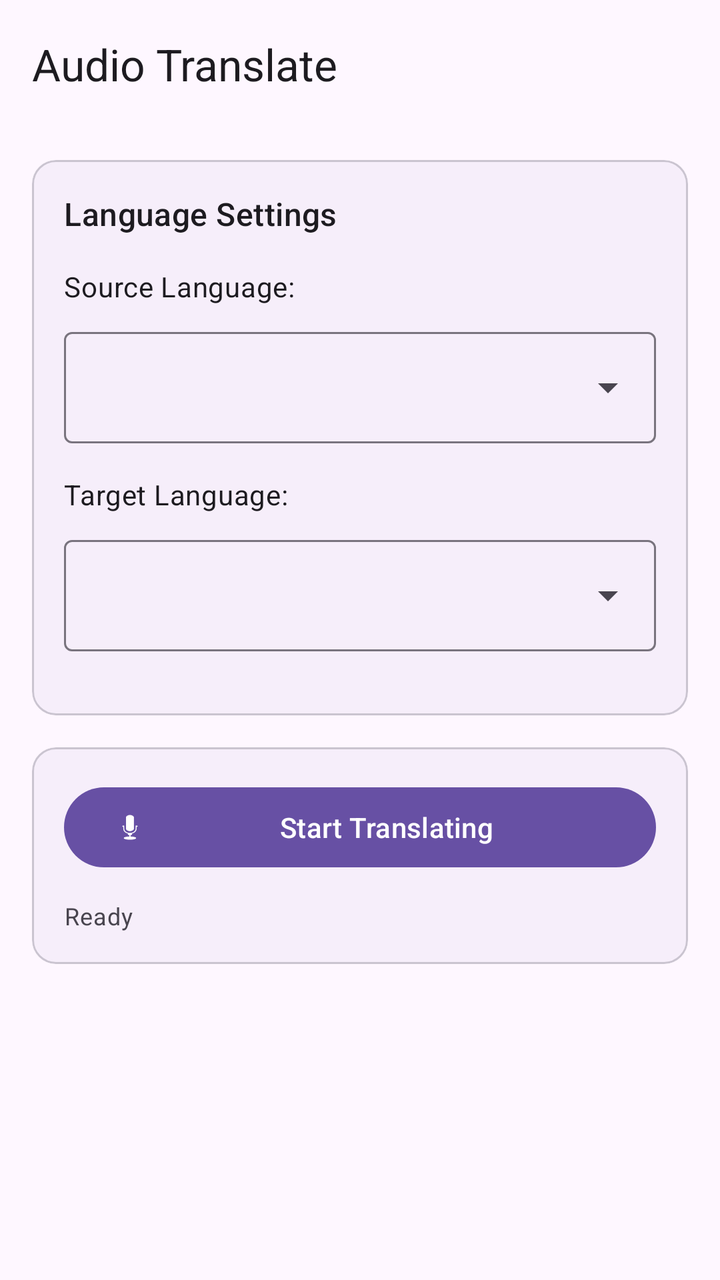
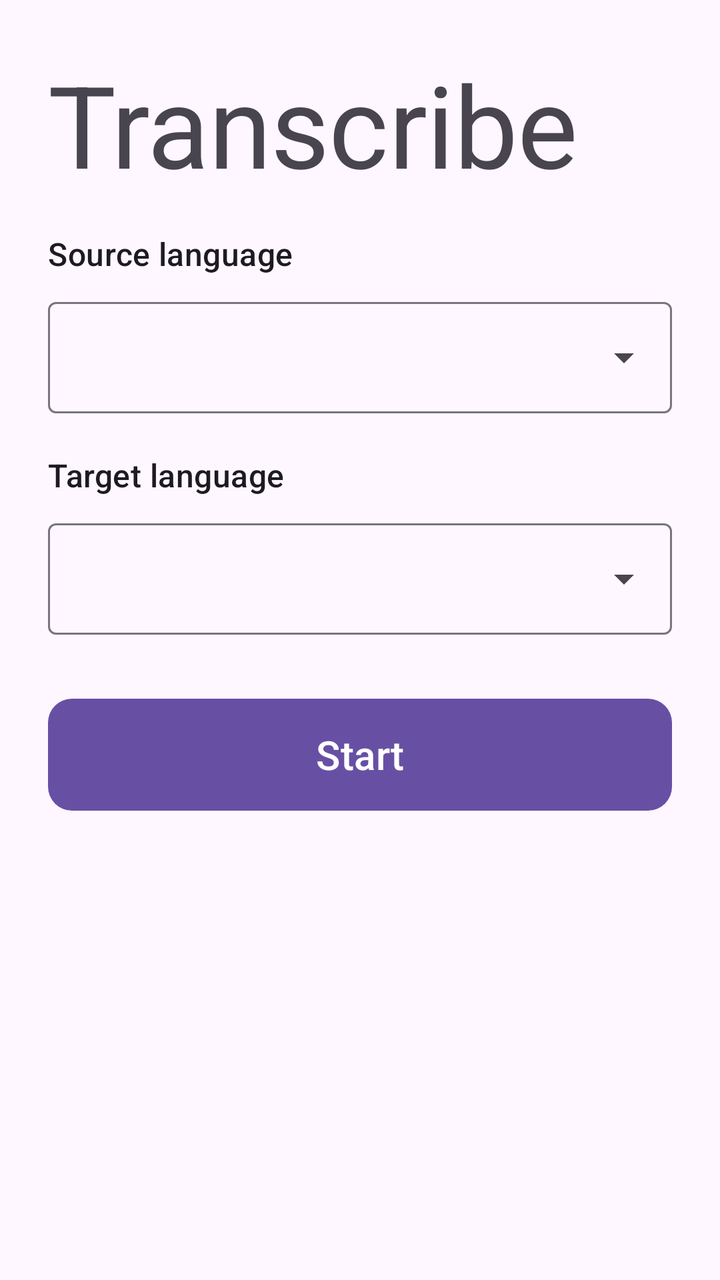

Compare the two renders of this Android layout. The source of the first and the diff that turns it into the second are given below.
<!-- AndroidManifest.xml: application theme Theme.TranslateOverlay -->
<!-- res/layout/activity_main.xml -->
<?xml version="1.0" encoding="utf-8"?>
<androidx.coordinatorlayout.widget.CoordinatorLayout xmlns:android="http://schemas.android.com/apk/res/android"
    xmlns:app="http://schemas.android.com/apk/res-auto"
    android:layout_width="match_parent"
    android:layout_height="match_parent"
    android:fitsSystemWindows="true">

    <com.google.android.material.appbar.AppBarLayout
        android:layout_width="match_parent"
        android:layout_height="wrap_content"
        android:fitsSystemWindows="true">

        <com.google.android.material.appbar.MaterialToolbar
            android:id="@+id/topAppBar"
            android:layout_width="match_parent"
            android:layout_height="?attr/actionBarSize"
            app:title="@string/app_name" />

    </com.google.android.material.appbar.AppBarLayout>

    <androidx.core.widget.NestedScrollView
        android:id="@+id/mainScrollView"
        android:clipToPadding="false"
        android:layout_width="match_parent"
        android:layout_height="match_parent"
        app:layout_behavior="@string/appbar_scrolling_view_behavior">

        <LinearLayout
            android:layout_width="match_parent"
            android:layout_height="wrap_content"
            android:orientation="vertical"
            android:padding="16dp">

            

            
            <com.google.android.material.card.MaterialCardView
                android:layout_width="match_parent"
                android:layout_height="wrap_content"
                android:layout_marginBottom="16dp"
                app:cardElevation="1dp">

                <LinearLayout
                    android:layout_width="match_parent"
                    android:layout_height="wrap_content"
                    android:orientation="vertical"
                    android:padding="16dp">

                    <TextView
                        android:layout_width="wrap_content"
                        android:layout_height="wrap_content"
                        android:text="Language Settings"
                        android:textAppearance="?attr/textAppearanceTitleMedium"
                        android:layout_marginBottom="16dp"/>

                    <TextView
                        android:layout_width="wrap_content"
                        android:layout_height="wrap_content"
                        android:text="Source Language:"
                        android:textAppearance="?attr/textAppearanceBodyMedium"
                        android:layout_marginBottom="8dp"/>

                    <com.google.android.material.textfield.TextInputLayout
                        style="@style/Widget.Material3.TextInputLayout.OutlinedBox.ExposedDropdownMenu"
                        android:layout_width="match_parent"
                        android:layout_height="wrap_content"
                        android:layout_marginBottom="16dp">

                        <AutoCompleteTextView
                            android:id="@+id/sourceLanguageSpinner"
                            android:layout_width="match_parent"
                            android:layout_height="wrap_content"
                            android:inputType="none"/>

                    </com.google.android.material.textfield.TextInputLayout>

                    <TextView
                        android:layout_width="wrap_content"
                        android:layout_height="wrap_content"
                        android:text="Target Language:"
                        android:textAppearance="?attr/textAppearanceBodyMedium"
                        android:layout_marginBottom="8dp"/>

                    <com.google.android.material.textfield.TextInputLayout
                        style="@style/Widget.Material3.TextInputLayout.OutlinedBox.ExposedDropdownMenu"
                        android:layout_width="match_parent"
                        android:layout_height="wrap_content"
                        android:layout_marginBottom="16dp">

                        <AutoCompleteTextView
                            android:id="@+id/targetLanguageSpinner"
                            android:layout_width="match_parent"
                            android:layout_height="wrap_content"
                            android:inputType="none"/>

                    </com.google.android.material.textfield.TextInputLayout>

                </LinearLayout>

            </com.google.android.material.card.MaterialCardView>

            

            
            <com.google.android.material.card.MaterialCardView
                android:layout_width="match_parent"
                android:layout_height="wrap_content"
                app:cardElevation="1dp">

                <LinearLayout
                    android:layout_width="match_parent"
                    android:layout_height="wrap_content"
                    android:orientation="vertical"
                    android:padding="16dp">

                    <com.google.android.material.button.MaterialButton
                        android:id="@+id/startTranscriptionBtn"
                        android:layout_width="match_parent"
                        android:layout_height="wrap_content"
                        android:text="Start Translating"
                        app:icon="@android:drawable/ic_btn_speak_now"
                        android:layout_marginBottom="12dp"/>

                    <TextView
                        android:id="@+id/statusText"
                        android:layout_width="wrap_content"
                        android:layout_height="wrap_content"
                        android:text="Ready"
                        android:textAppearance="?attr/textAppearanceBodySmall"/>

                </LinearLayout>

            </com.google.android.material.card.MaterialCardView>

        </LinearLayout>

    </androidx.core.widget.NestedScrollView>

</androidx.coordinatorlayout.widget.CoordinatorLayout>
<!-- resources referenced by this layout -->
<resources>
  <string name="app_name">Audio Translate</string>
  <style name="Theme.TranslateOverlay" parent="Theme.Material3.DayNight.NoActionBar">
          <item name="android:forceDarkAllowed">true</item>
          <item name="android:windowLightStatusBar">false</item>
          <item name="android:statusBarColor">@android:color/transparent</item>
          
          <item name="android:navigationBarColor">?attr/colorSurface</item>
          <item name="android:windowBackground">?attr/colorSurface</item>
          <item name="android:colorBackground">?attr/colorSurface</item>
      </style>
</resources>

<!-- the commit's change to res/layout/activity_main.xml (unified diff, before → after) -->
@@ -5,132 +5,80 @@
     android:layout_height="match_parent"
     android:fitsSystemWindows="true">
 
-    <com.google.android.material.appbar.AppBarLayout
-        android:layout_width="match_parent"
-        android:layout_height="wrap_content"
-        android:fitsSystemWindows="true">
-
-        <com.google.android.material.appbar.MaterialToolbar
-            android:id="@+id/topAppBar"
-            android:layout_width="match_parent"
-            android:layout_height="?attr/actionBarSize"
-            app:title="@string/app_name" />
-
-    </com.google.android.material.appbar.AppBarLayout>
-
     <androidx.core.widget.NestedScrollView
         android:id="@+id/mainScrollView"
         android:clipToPadding="false"
         android:layout_width="match_parent"
-        android:layout_height="match_parent"
-        app:layout_behavior="@string/appbar_scrolling_view_behavior">
+        android:layout_height="match_parent">
 
         <LinearLayout
             android:layout_width="match_parent"
             android:layout_height="wrap_content"
             android:orientation="vertical"
-            android:padding="16dp">
+            android:padding="24dp">
+
+            <TextView
+                android:layout_width="wrap_content"
+                android:layout_height="wrap_content"
+                android:text="Transcribe"
+                android:textAppearance="@style/TextAppearance.Material3.DisplayLarge"
+                android:layout_marginBottom="16dp"/>
+
+            <TextView
+                android:layout_width="wrap_content"
+                android:layout_height="wrap_content"
+                android:text="Source language"
+                android:textAppearance="?attr/textAppearanceTitleMedium"
+                android:layout_marginBottom="8dp"/>
+
+            <com.google.android.material.textfield.TextInputLayout
+                style="@style/Widget.Material3.TextInputLayout.OutlinedBox.ExposedDropdownMenu"
+                android:layout_width="match_parent"
+                android:layout_height="wrap_content"
+                android:layout_marginBottom="20dp">
+
+                <AutoCompleteTextView
+                    android:id="@+id/sourceLanguageSpinner"
+                    android:layout_width="match_parent"
+                    android:layout_height="wrap_content"
+                    android:inputType="none"/>
+
+            </com.google.android.material.textfield.TextInputLayout>
+
+            <TextView
+                android:layout_width="wrap_content"
+                android:layout_height="wrap_content"
+                android:text="Target language"
+                android:textAppearance="?attr/textAppearanceTitleMedium"
+                android:layout_marginBottom="8dp"/>
+
+            <com.google.android.material.textfield.TextInputLayout
+                style="@style/Widget.Material3.TextInputLayout.OutlinedBox.ExposedDropdownMenu"
+                android:layout_width="match_parent"
+                android:layout_height="wrap_content"
+                android:layout_marginBottom="28dp">
+
+                <AutoCompleteTextView
+                    android:id="@+id/targetLanguageSpinner"
+                    android:layout_width="match_parent"
+                    android:layout_height="wrap_content"
+                    android:inputType="none"/>
+
+            </com.google.android.material.textfield.TextInputLayout>
+
+            <com.google.android.material.button.MaterialButton
+                android:id="@+id/startTranscriptionBtn"
+                android:layout_width="match_parent"
+                android:layout_height="64dp"
+                android:text="Start"
+                android:textSize="20sp"
+                app:cornerRadius="12dp"
+                android:layout_marginBottom="12dp"/>
 
             
-
-            
-            <com.google.android.material.card.MaterialCardView
+            <Space
                 android:layout_width="match_parent"
-                android:layout_height="wrap_content"
-                android:layout_marginBottom="16dp"
-                app:cardElevation="1dp">
-
-                <LinearLayout
-                    android:layout_width="match_parent"
-                    android:layout_height="wrap_content"
-                    android:orientation="vertical"
-                    android:padding="16dp">
-
-                    <TextView
-                        android:layout_width="wrap_content"
-                        android:layout_height="wrap_content"
-                        android:text="Language Settings"
-                        android:textAppearance="?attr/textAppearanceTitleMedium"
-                        android:layout_marginBottom="16dp"/>
-
-                    <TextView
-                        android:layout_width="wrap_content"
-                        android:layout_height="wrap_content"
-                        android:text="Source Language:"
-                        android:textAppearance="?attr/textAppearanceBodyMedium"
-                        android:layout_marginBottom="8dp"/>
-
-                    <com.google.android.material.textfield.TextInputLayout
-                        style="@style/Widget.Material3.TextInputLayout.OutlinedBox.ExposedDropdownMenu"
-                        android:layout_width="match_parent"
-                        android:layout_height="wrap_content"
-                        android:layout_marginBottom="16dp">
-
-                        <AutoCompleteTextView
-                            android:id="@+id/sourceLanguageSpinner"
-                            android:layout_width="match_parent"
-                            android:layout_height="wrap_content"
-                            android:inputType="none"/>
-
-                    </com.google.android.material.textfield.TextInputLayout>
-
-                    <TextView
-                        android:layout_width="wrap_content"
-                        android:layout_height="wrap_content"
-                        android:text="Target Language:"
-                        android:textAppearance="?attr/textAppearanceBodyMedium"
-                        android:layout_marginBottom="8dp"/>
-
-                    <com.google.android.material.textfield.TextInputLayout
-                        style="@style/Widget.Material3.TextInputLayout.OutlinedBox.ExposedDropdownMenu"
-                        android:layout_width="match_parent"
-                        android:layout_height="wrap_content"
-                        android:layout_marginBottom="16dp">
-
-                        <AutoCompleteTextView
-                            android:id="@+id/targetLanguageSpinner"
-                            android:layout_width="match_parent"
-                            android:layout_height="wrap_content"
-                            android:inputType="none"/>
-
-                    </com.google.android.material.textfield.TextInputLayout>
-
-                </LinearLayout>
-
-            </com.google.android.material.card.MaterialCardView>
-
-            
-
-            
-            <com.google.android.material.card.MaterialCardView
-                android:layout_width="match_parent"
-                android:layout_height="wrap_content"
-                app:cardElevation="1dp">
-
-                <LinearLayout
-                    android:layout_width="match_parent"
-                    android:layout_height="wrap_content"
-                    android:orientation="vertical"
-                    android:padding="16dp">
-
-                    <com.google.android.material.button.MaterialButton
-                        android:id="@+id/startTranscriptionBtn"
-                        android:layout_width="match_parent"
-                        android:layout_height="wrap_content"
-                        android:text="Start Translating"
-                        app:icon="@android:drawable/ic_btn_speak_now"
-                        android:layout_marginBottom="12dp"/>
-
-                    <TextView
-                        android:id="@+id/statusText"
-                        android:layout_width="wrap_content"
-                        android:layout_height="wrap_content"
-                        android:text="Ready"
-                        android:textAppearance="?attr/textAppearanceBodySmall"/>
-
-                </LinearLayout>
-
-            </com.google.android.material.card.MaterialCardView>
+                android:layout_height="200dp"/>
 
         </LinearLayout>
 
<!-- resource entries referenced after the edit -->
@@ -1,9 +1,8 @@
 <!-- resources referenced by this layout -->
 <resources>
-  <string name="app_name">Audio Translate</string>
   <style name="Theme.TranslateOverlay" parent="Theme.Material3.DayNight.NoActionBar">
           <item name="android:forceDarkAllowed">true</item>
-          <item name="android:windowLightStatusBar">false</item>
+          <item name="android:windowLightStatusBar">true</item>
           <item name="android:statusBarColor">@android:color/transparent</item>
           
           <item name="android:navigationBarColor">?attr/colorSurface</item>
